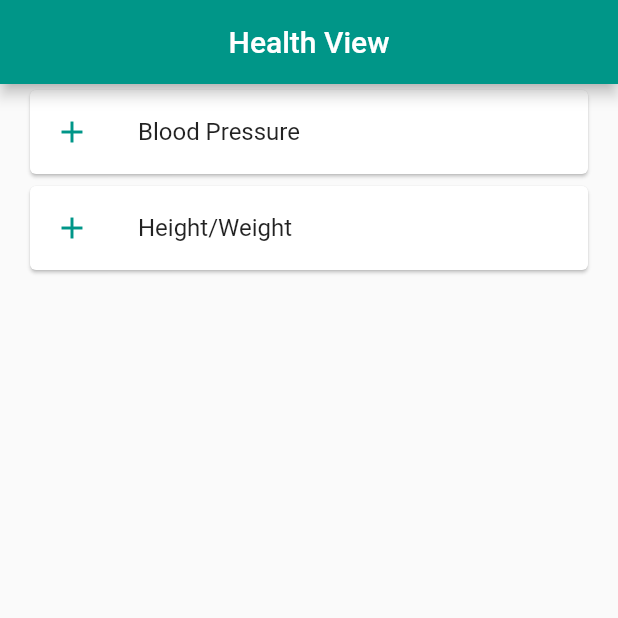
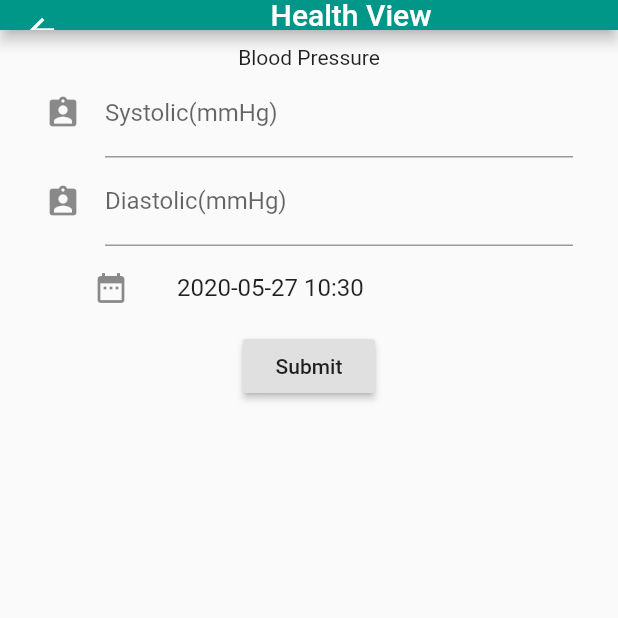
Before and after one commit to lgraham076/health_view, a Flutter app: the screen it shows after launch, after a tap on "Blood Pressure", on a phone screen of 412 x 824 dp, the top half of it. Run offline on Flutter 3.47's test engine with Material 2 defaults, Android fonts, the phone set to English and light mode, and no system bars.

Commit message:
2 blood pressure input form (#15)
* Implemented basic blood pressure field

* Added navigation to Blood Pressure form, refactored MainAppBar

* Added Systolic and Diastolic to text form

* Added date time entry

* Added functionality for diastolic and systolic

* Replaced raised button for date entry

```diff
--- /dev/null
+++ b/lib/Common/components.dart
@@ -0,0 +1,17 @@
+import 'package:flutter/material.dart';
+import 'package:healthview/Common/properties.dart';
+
+
+class MainAppBar extends StatelessWidget implements PreferredSizeWidget{
+  @override
+  Widget build(BuildContext context) {
+    return AppBar(
+        backgroundColor: Properties.primaryColor,
+        title: Center(child: Text(Properties.title)));
+  }
+
+  @override
+  Size get preferredSize {
+    return new Size.fromHeight(20);
+  }
+}
--- /dev/null
+++ b/lib/Common/properties.dart
@@ -0,0 +1,11 @@
+import 'package:flutter/material.dart';
+
+class Properties {
+  // Members
+  static final _title = 'Health View';
+  static final _primaryColor = Colors.teal;
+
+  // Getters
+  static get title => _title;
+  static get primaryColor => _primaryColor;
+}
--- /dev/null
+++ b/lib/Forms/bloodpressure.dart
@@ -0,0 +1,123 @@
+import 'package:flutter/material.dart';
+import 'package:intl/intl.dart';
+
+import 'package:healthview/Common/components.dart';
+
+class BloodPressureEntry {
+  int systolic;
+  int diastolic;
+  DateTime entryDate = DateTime.now();
+
+  @override
+  String toString() {
+    String formattedDate = new DateFormat('yyyy-MM-dd HH:mm').format(entryDate);
+    return '$systolic/$diastolic $formattedDate';
+  }
+}
+
+class BloodPressureForm extends StatefulWidget {
+  @override
+  _BloodPressureFormState createState() => _BloodPressureFormState();
+}
+
+class _BloodPressureFormState extends State<BloodPressureForm> {
+  final _formKey = GlobalKey<FormState>();
+
+  BloodPressureEntry entry = BloodPressureEntry();
+
+  @override
+  Widget build(BuildContext context) {
+    return Scaffold(
+      appBar: MainAppBar(),
+      body: SafeArea(
+        child: Form(
+            key: _formKey,
+            child: Padding(
+              padding: const EdgeInsets.fromLTRB(30, 10, 30, 0),
+              child: Column(
+                children: <Widget>[
+                  Text('Blood Pressure'),
+                  TextFormField(
+                    decoration: InputDecoration(
+                        icon: Icon(Icons.assignment_ind),
+                        labelText: 'Systolic(mmHg)'),
+                    validator: (value) {
+                      if (value.isEmpty) {
+                        return 'Please enter some text';
+                      }
+                      int systolic = int.tryParse(value);
+                      if (systolic == null) {
+                        return 'Please enter a valid integer';
+                      } else {
+                        entry.systolic = systolic;
+                      }
+                      return null;
+                    },
+                  ),
+                  TextFormField(
+                    decoration: InputDecoration(
+                        icon: Icon(Icons.assignment_ind),
+                        labelText: 'Diastolic(mmHg)'),
+                    validator: (value) {
+                      if (value.isEmpty) {
+                        return 'Please enter some text';
+                      }
+                      int diastolic = int.tryParse(value);
+                      if (diastolic == null) {
+                        return 'Please enter a valid integer';
+                      } else {
+                        entry.diastolic = diastolic;
+                      }
+                      return null;
+                    },
+                  ),
+                  FlatButton(
+                      child: ListTile(
+                        leading: Icon(Icons.date_range),
+                        title: Text(new DateFormat('yyyy-MM-dd HH:mm')
+                            .format(entry.entryDate)),
+                      ),
+                      onPressed: () {
+                        showDatePicker(
+                          context: context,
+                          initialDate: entry.entryDate,
+                          firstDate: DateTime(2000),
+                          lastDate: DateTime(2100),
+                        ).then((date) {
+                          setState(() {
+                            showTimePicker(
+                                    context: context,
+                                    initialTime: TimeOfDay.now())
+                                .then((time) {
+                              setState(() {
+                                // Add date to entry
+                                entry.entryDate = DateTime(
+                                    date.year,
+                                    date.month,
+                                    date.day,
+                                    time.hour,
+                                    time.minute);
+                                print(entry.entryDate);
+                              });
+                            });
+                          });
+                        });
+                      }),
+                  RaisedButton(
+                    child: Text('Submit'),
+                    onPressed: () {
+                      if (_formKey.currentState.validate()) {
+                        print('Valid form submitted');
+                        print(entry);
+                      } else {
+                        print('Invalid form');
+                      }
+                    },
+                  )
+                ],
+              ),
+            )),
+      ),
+    );
+  }
+}
--- a/lib/home.dart
+++ b/lib/home.dart
@@ -1,4 +1,6 @@
 import 'package:flutter/material.dart';
+import 'package:healthview/Common/components.dart';
+import 'package:healthview/Forms/bloodpressure.dart';
 
 class HomePage extends StatefulWidget {
   HomePage({Key key, this.title}) : super(key: key);
@@ -13,10 +15,7 @@ class _HomePageState extends State<HomePage> {
   @override
   Widget build(BuildContext context) {
     return Scaffold(
-        appBar: AppBar(
-          backgroundColor: Colors.teal,
-          title: Center(child: Text(widget.title)),
-        ),
+        appBar: MainAppBar(),
         // Container for main application
         body: SafeArea(
             child: Column(
@@ -34,10 +33,13 @@ class _HomePageState extends State<HomePage> {
                     )),
               ),
               onPressed: () {
-                // TODO: Add navigation to BloodPressure form
+                Navigator.push(
+                    context,
+                    new MaterialPageRoute(
+                        builder: (context) => new BloodPressureForm()));
               },
             ),
-            // Button to navigate to Height/Weight form for entryddd
+            // Button to navigate to Height/Weight form for entry
             FlatButton(
               child: Card(
                 child: ListTile(
--- a/pubspec.yaml
+++ b/pubspec.yaml
@@ -11,6 +11,7 @@ dependencies:
     sdk: flutter
 
   cupertino_icons: ^0.1.2
+  intl: ^0.16.1
 
 dev_dependencies:
   flutter_test:
```
Also changed, not shown: pubspec.lock.
